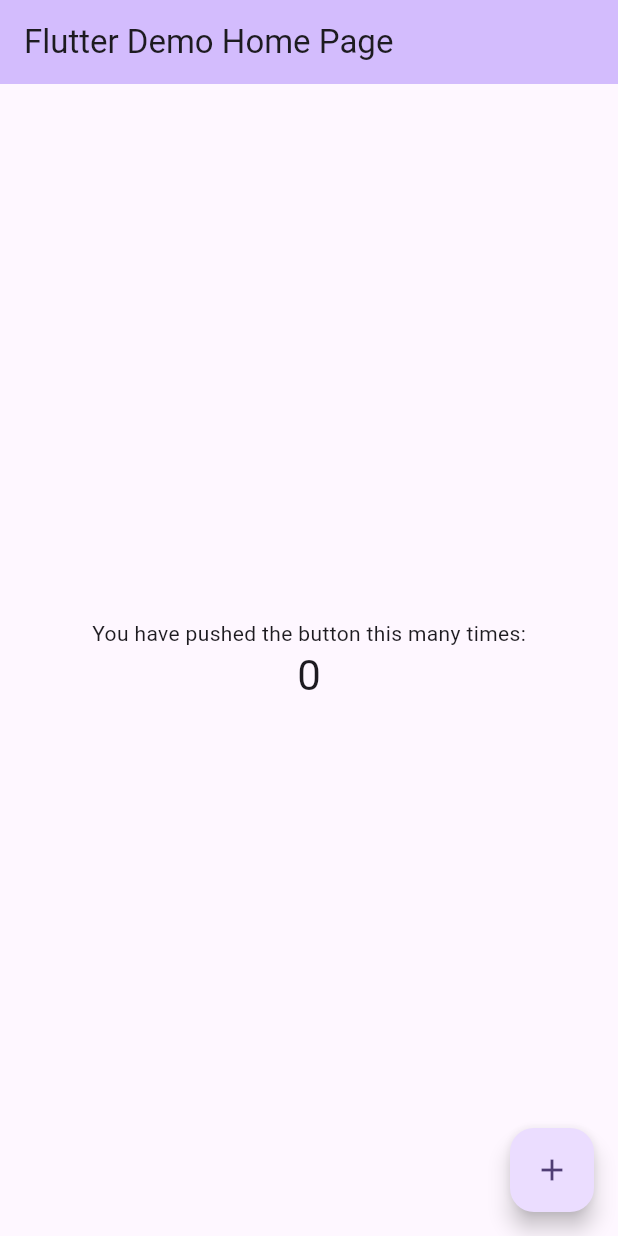
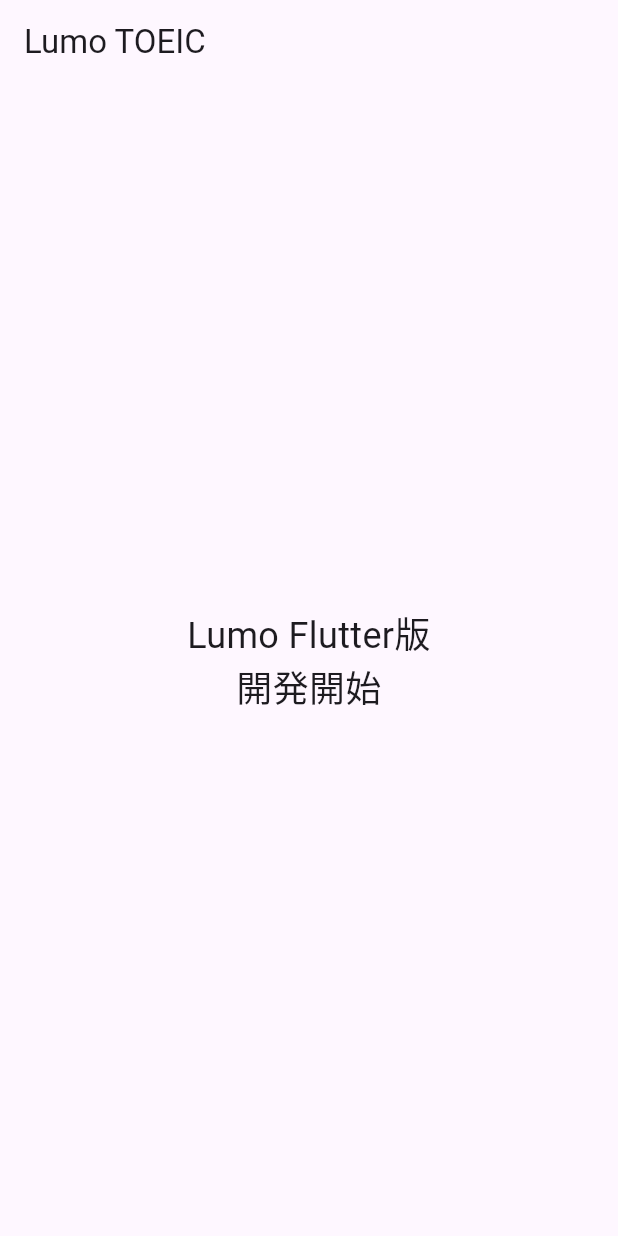
Before and after one commit to Koalacat49/lumo-flutter, a Flutter app: the screen it shows after launch, on a phone screen of 412 x 824 dp. Run offline on Flutter 3.47's test engine with Material 3 defaults, Android fonts, the phone set to English and light mode, and no system bars.

Commit message:
基本構造作成

```diff
--- a/lib/main.dart
+++ b/lib/main.dart
@@ -7,119 +7,34 @@
 class MyApp extends StatelessWidget {
   const MyApp({super.key});
 
-  // This widget is the root of your application.
   @override
   Widget build(BuildContext context) {
     return MaterialApp(
-      title: 'Flutter Demo',
+      title: 'Lumo TOEIC',
       theme: ThemeData(
-        // This is the theme of your application.
-        //
-        // TRY THIS: Try running your application with "flutter run". You'll see
-        // the application has a purple toolbar. Then, without quitting the app,
-        // try changing the seedColor in the colorScheme below to Colors.green
-        // and then invoke "hot reload" (save your changes or press the "hot
-        // reload" button in a Flutter-supported IDE, or press "r" if you used
-        // the command line to start the app).
-        //
-        // Notice that the counter didn't reset back to zero; the application
-        // state is not lost during the reload. To reset the state, use hot
-        // restart instead.
-        //
-        // This works for code too, not just values: Most code changes can be
-        // tested with just a hot reload.
-        colorScheme: ColorScheme.fromSeed(seedColor: Colors.deepPurple),
-        useMaterial3: true,
+        primarySwatch: Colors.blue,
       ),
-      home: const MyHomePage(title: 'Flutter Demo Home Page'),
+      home: const HomePage(),
     );
   }
 }
 
-class MyHomePage extends StatefulWidget {
-  const MyHomePage({super.key, required this.title});
-
-  // This widget is the home page of your application. It is stateful, meaning
-  // that it has a State object (defined below) that contains fields that affect
-  // how it looks.
-
-  // This class is the configuration for the state. It holds the values (in this
-  // case the title) provided by the parent (in this case the App widget) and
-  // used by the build method of the State. Fields in a Widget subclass are
-  // always marked "final".
-
-  final String title;
-
-  @override
-  State<MyHomePage> createState() => _MyHomePageState();
-}
-
-class _MyHomePageState extends State<MyHomePage> {
-  int _counter = 0;
-
-  void _incrementCounter() {
-    setState(() {
-      // This call to setState tells the Flutter framework that something has
-      // changed in this State, which causes it to rerun the build method below
-      // so that the display can reflect the updated values. If we changed
-      // _counter without calling setState(), then the build method would not be
-      // called again, and so nothing would appear to happen.
-      _counter++;
-    });
-  }
+class HomePage extends StatelessWidget {
+  const HomePage({super.key});
 
   @override
   Widget build(BuildContext context) {
-    // This method is rerun every time setState is called, for instance as done
-    // by the _incrementCounter method above.
-    //
-    // The Flutter framework has been optimized to make rerunning build methods
-    // fast, so that you can just rebuild anything that needs updating rather
-    // than having to individually change instances of widgets.
     return Scaffold(
       appBar: AppBar(
-        // TRY THIS: Try changing the color here to a specific color (to
-        // Colors.amber, perhaps?) and trigger a hot reload to see the AppBar
-        // change color while the other colors stay the same.
-        backgroundColor: Theme.of(context).colorScheme.inversePrimary,
-        // Here we take the value from the MyHomePage object that was created by
-        // the App.build method, and use it to set our appbar title.
-        title: Text(widget.title),
+        title: const Text('Lumo TOEIC'),
       ),
-      body: Center(
-        // Center is a layout widget. It takes a single child and positions it
-        // in the middle of the parent.
-        child: Column(
-          // Column is also a layout widget. It takes a list of children and
-          // arranges them vertically. By default, it sizes itself to fit its
-          // children horizontally, and tries to be as tall as its parent.
-          //
-          // Column has various properties to control how it sizes itself and
-          // how it positions its children. Here we use mainAxisAlignment to
-          // center the children vertically; the main axis here is the vertical
-          // axis because Columns are vertical (the cross axis would be
-          // horizontal).
-          //
-          // TRY THIS: Invoke "debug painting" (choose the "Toggle Debug Paint"
-          // action in the IDE, or press "p" in the console), to see the
-          // wireframe for each widget.
-          mainAxisAlignment: MainAxisAlignment.center,
-          children: <Widget>[
-            const Text(
-              'You have pushed the button this many times:',
-            ),
-            Text(
-              '$_counter',
-              style: Theme.of(context).textTheme.headlineMedium,
-            ),
-          ],
+      body: const Center(
+        child: Text(
+          'Lumo Flutter版\n開発開始',
+          style: TextStyle(fontSize: 24),
+          textAlign: TextAlign.center,
         ),
       ),
-      floatingActionButton: FloatingActionButton(
-        onPressed: _incrementCounter,
-        tooltip: 'Increment',
-        child: const Icon(Icons.add),
-      ), // This trailing comma makes auto-formatting nicer for build methods.
     );
   }
 }
```
